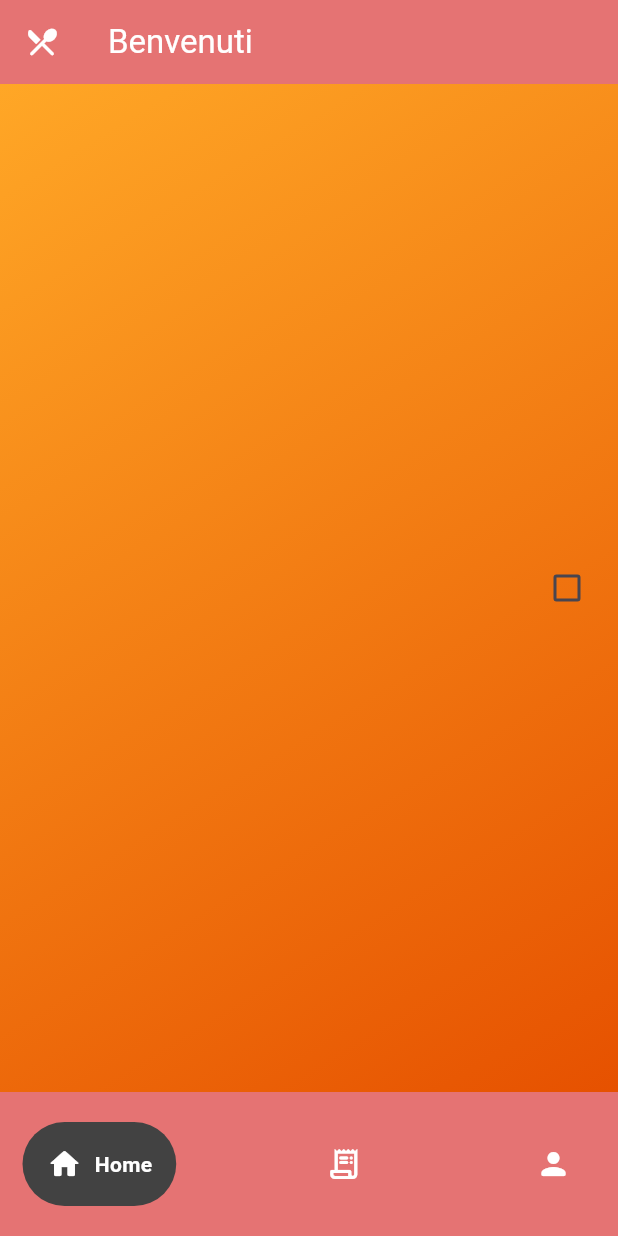
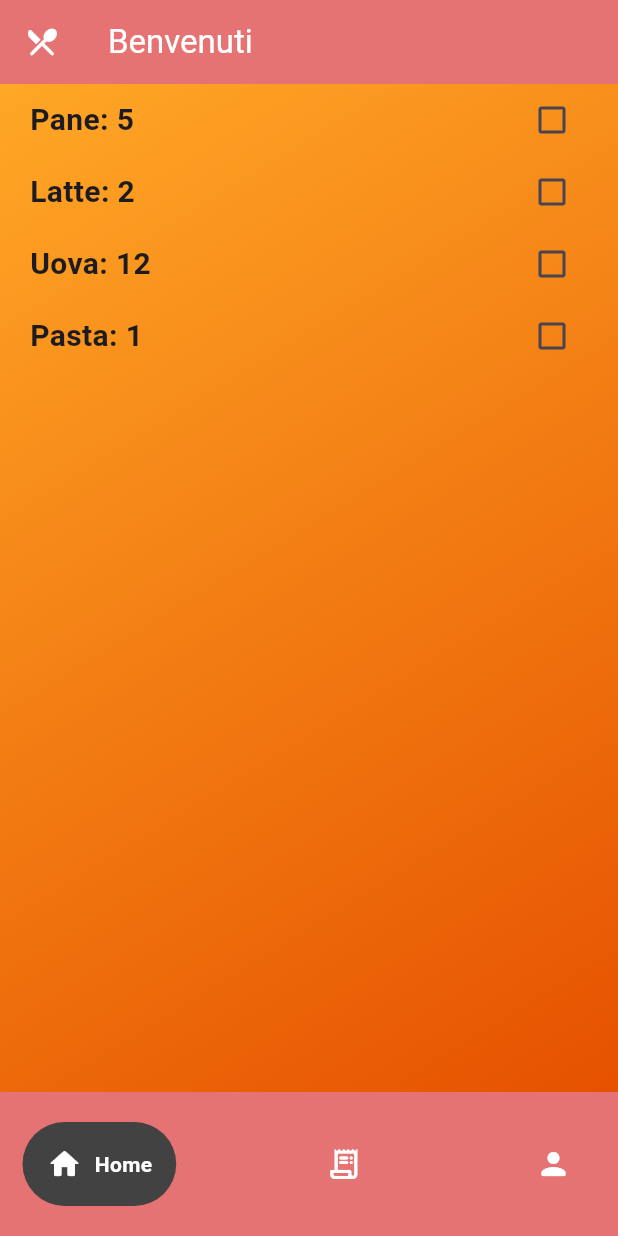
Before and after one commit to LorenzoFederici46/flutter_note_app, a Flutter app: the screen it shows after launch, on a phone screen of 412 x 824 dp. Run offline on Flutter 3.47's test engine with Material 3 defaults, Android fonts, the phone set to English and light mode, and no system bars; drawn by our look-alikes of google_nav_bar.

Commit message:
aggiornata lista degli elementi della spesa

```diff
--- /dev/null
+++ b/lib/model/list_item.dart
@@ -0,0 +1,11 @@
+class ShoppingItem {
+  final String name;
+  final int quantity;
+  bool checked;
+
+  ShoppingItem({
+    required this.name,
+    required this.quantity,
+    this.checked = false,
+  });
+}
--- a/lib/pages/home.dart
+++ b/lib/pages/home.dart
@@ -1,4 +1,5 @@
 import 'package:flutter/material.dart';
+import 'package:note_app/model/list_item.dart';
 import 'package:note_app/pages/labeled_checkbox.dart';
 
 class Home extends StatefulWidget {
@@ -9,7 +10,21 @@ class Home extends StatefulWidget {
 }
 
 class _HomeState extends State<Home> {
+  late List<ShoppingItem> shoppingList = [];
   bool isSelected = false;
+
+  @override
+  void initState() {
+    super.initState();
+
+    ShoppingItem item1 = ShoppingItem(name: "Pane", quantity: 5);
+    ShoppingItem item2 = ShoppingItem(name: "Latte", quantity: 2);
+    ShoppingItem item3 = ShoppingItem(name: "Uova", quantity: 12);
+    ShoppingItem item4 = ShoppingItem(name: "Pasta", quantity: 1);
+
+    shoppingList = [item1, item2, item3, item4];
+  }
+
   @override
   Widget build(BuildContext context) {
     return Container(
@@ -21,15 +36,25 @@ class _HomeState extends State<Home> {
         ),
       ),
       child: Center(
-        child: LabeledCheckbox(
-          label: 'Flutter is awesome!',
-          value: isSelected,
-          onChanged: (bool newValue) {
-            setState(() {
-              isSelected = newValue;
-            });
+        child: ListView.builder(
+          itemCount: shoppingList.length,
+          itemBuilder: (context, index) {
+            return LabeledCheckbox(
+              label:
+                  "${shoppingList[index].name}: ${shoppingList[index].quantity}",
+              padding: const EdgeInsets.symmetric(horizontal: 20.0),
+              value: shoppingList[index].checked,
+              onChanged: (bool newValue) {
+                setState(() {
+                  shoppingList[index] = ShoppingItem(
+                    name: shoppingList[index].name,
+                    quantity: shoppingList[index].quantity,
+                    checked: newValue,
+                  );
+                });
+              },
+            );
           },
-          padding: EdgeInsets.all(10),
         ),
       ),
     );
--- a/lib/pages/labeled_checkbox.dart
+++ b/lib/pages/labeled_checkbox.dart
@@ -32,14 +32,14 @@ class _LabeledCheckboxState extends State<LabeledCheckbox> {
           children: <Widget>[
             Expanded(
               child: isChecked
-                  ? Text(
+                  ? Text('')
+                  : Text(
                       widget.label,
                       style: TextStyle(
                         fontSize: 20,
                         fontWeight: FontWeight.bold,
                       ),
-                    )
-                  : Text(''),
+                    ),
             ),
             Checkbox(
               value: widget.value,
```
